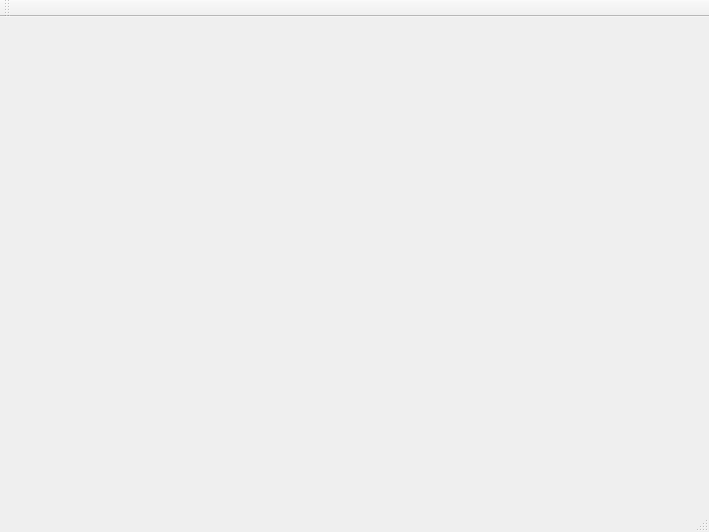
Qt form mainwindow.ui (MaksimSerg/treelistview) before a commit.
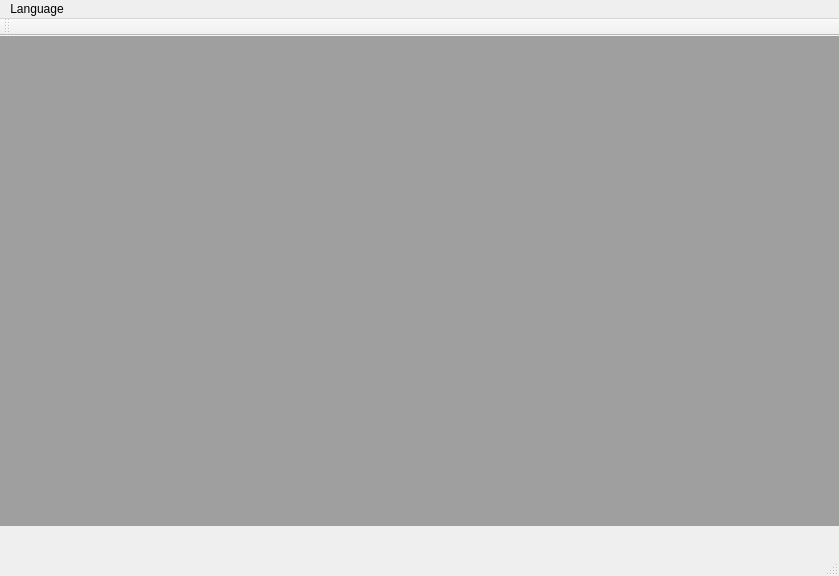
The same form after that commit.

Patch:
```diff
--- a/mainwindow.ui
+++ b/mainwindow.ui
@@ -6,8 +6,8 @@
    <rect>
     <x>0</x>
     <y>0</y>
-    <width>709</width>
-    <height>532</height>
+    <width>839</width>
+    <height>576</height>
    </rect>
   </property>
   <property name="windowTitle">
@@ -15,6 +15,21 @@
   </property>
   <widget class="QWidget" name="centralWidget">
    <layout class="QVBoxLayout" name="verticalLayout">
+    <property name="leftMargin">
+     <number>0</number>
+    </property>
+    <property name="topMargin">
+     <number>0</number>
+    </property>
+    <property name="rightMargin">
+     <number>0</number>
+    </property>
+    <property name="bottomMargin">
+     <number>0</number>
+    </property>
+    <item>
+     <widget class="QMdiArea" name="mdiArea"/>
+    </item>
     <item>
      <widget class="QWidget" name="tree1" native="true">
       <layout class="QVBoxLayout" name="verticalLayout_2"/>
@@ -27,10 +42,18 @@
     <rect>
      <x>0</x>
      <y>0</y>
-     <width>709</width>
+     <width>839</width>
      <height>22</height>
     </rect>
    </property>
+   <widget class="QMenu" name="menuLanguage">
+    <property name="title">
+     <string>Language</string>
+    </property>
+    <addaction name="actionEnglish"/>
+    <addaction name="actionRussian"/>
+   </widget>
+   <addaction name="menuLanguage"/>
   </widget>
   <widget class="QToolBar" name="mainToolBar">
    <attribute name="toolBarArea">
```
Left out of the diff: 10 changed lines with no effect on the pictures.
